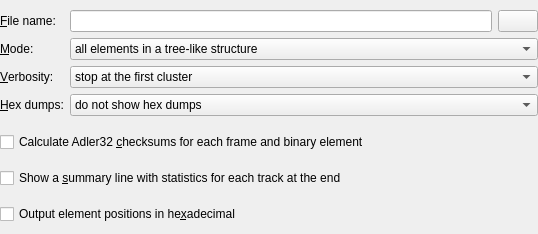
Old version of the form src/mkvtoolnix-gui/forms/info/job_settings_widget.ui in the repository jpsdr/MKVToolnix-Windows-7.
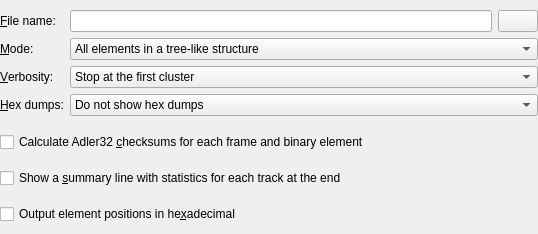
New version of the form. Icons and pictures are not drawn. Custom widgets are drawn as their Qt base class.

Commit message: GUI: info: capitalize combobox entries

Patch:
```diff
--- a/src/mkvtoolnix-gui/forms/info/job_settings_widget.ui
+++ b/src/mkvtoolnix-gui/forms/info/job_settings_widget.ui
@@ -42,7 +42,7 @@
       <widget class="QComboBox" name="mode">
        <item>
         <property name="text">
-         <string>all elements in a tree-like structure</string>
+         <string>All elements in a tree-like structure</string>
         </property>
        </item>
        <item>
@@ -66,7 +66,7 @@
       <widget class="QComboBox" name="verbosity">
        <item>
         <property name="text">
-         <string>stop at the first cluster</string>
+         <string>Stop at the first cluster</string>
         </property>
        </item>
        <item>
@@ -90,7 +90,7 @@
       <widget class="QComboBox" name="hexDumps">
        <item>
         <property name="text">
-         <string>do not show hex dumps</string>
+         <string>Do not show hex dumps</string>
         </property>
        </item>
        <item>
```
Left out of the diff: 8 changed lines with no effect on the pictures.
